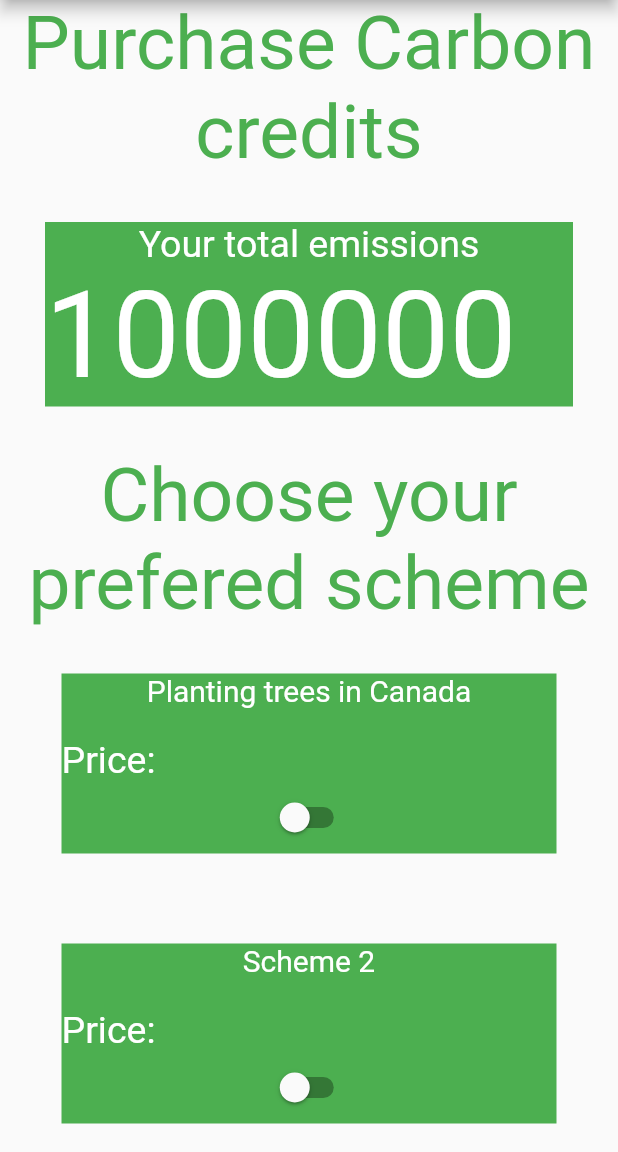
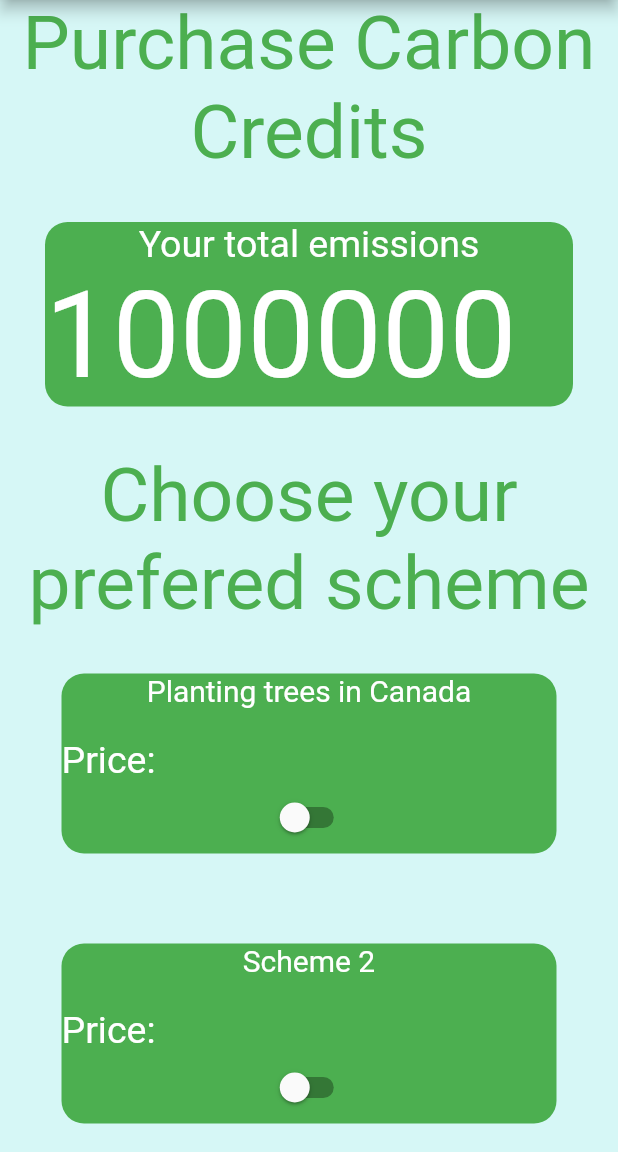
Before and after one commit to Arjdroid/greenifytransit, a Flutter app: the PurchaseCredists screen opened directly, on a phone screen of 412 x 824 dp, the part 84-1236 px from its top. Run offline on Flutter 3.47's test engine with Material 2 defaults, Android fonts, the phone set to English and light mode, and no system bars; our stand-ins replace syncfusion_flutter_charts; Roboto replaces fonts that are missing (arial).

Commit message:
bg colour

```diff
--- a/lib/purchasecredits_page.dart
+++ b/lib/purchasecredits_page.dart
@@ -14,6 +14,7 @@ class _PurchaseCredistsState extends State<PurchaseCredists> {
   @override
   Widget build(BuildContext context) {
     return Scaffold(
+        backgroundColor: Color.fromARGB(255, 214, 247, 246),
         appBar: AppBar(
           title: const Text('greenifyTransit'),
           automaticallyImplyLeading: false,
@@ -28,7 +29,7 @@ class _PurchaseCredistsState extends State<PurchaseCredists> {
           child: Column(
             children: [
               const Text(
-                'Purchase Carbon credits',
+                'Purchase Carbon Credits',
                 textAlign: TextAlign.center,
                 style: TextStyle(
                   color: Colors.green,
@@ -36,8 +37,10 @@ class _PurchaseCredistsState extends State<PurchaseCredists> {
                 ),
               ),
               Container(
-                color: Colors.green,
                 margin: const EdgeInsets.all(30),
+                decoration: BoxDecoration(
+                    color: Colors.green,
+                    borderRadius: BorderRadius.circular(15)),
                 child: Column(
                   children: [
                     const Text(
@@ -73,7 +76,9 @@ class _PurchaseCredistsState extends State<PurchaseCredists> {
                 margin: const EdgeInsets.all(30),
                 width: 330,
                 height: 120,
-                color: Colors.green,
+                decoration: BoxDecoration(
+                    color: Colors.green,
+                    borderRadius: BorderRadius.circular(15)),
                 child: Column(
                   children: [
                     const Text(
@@ -112,7 +117,9 @@ class _PurchaseCredistsState extends State<PurchaseCredists> {
                 margin: const EdgeInsets.all(30),
                 width: 330,
                 height: 120,
-                color: Colors.green,
+                decoration: BoxDecoration(
+                    color: Colors.green,
+                    borderRadius: BorderRadius.circular(15)),
                 child: Column(
                   children: [
                     const Text(
@@ -151,7 +158,9 @@ class _PurchaseCredistsState extends State<PurchaseCredists> {
                 margin: const EdgeInsets.all(30),
                 width: 330,
                 height: 120,
-                color: Colors.green,
+                decoration: BoxDecoration(
+                    color: Colors.green,
+                    borderRadius: BorderRadius.circular(15)),
                 child: Column(
                   children: [
                     const Text(
```
